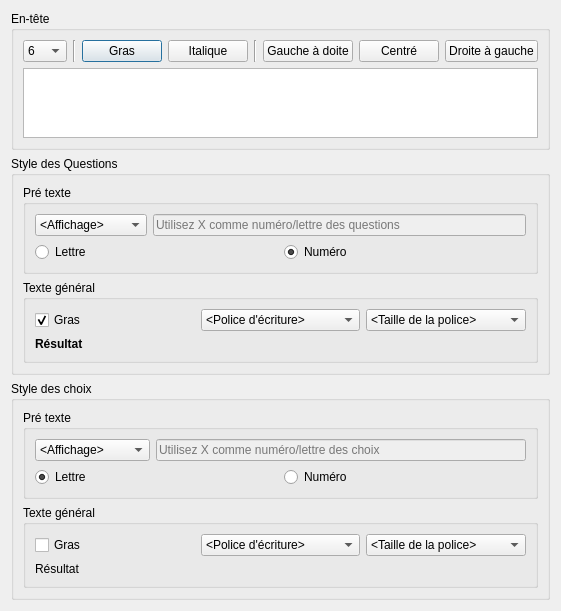
Qdesmettre/QCM_generator, file Core/ProjectEdit/printer.ui: the form before one commit.
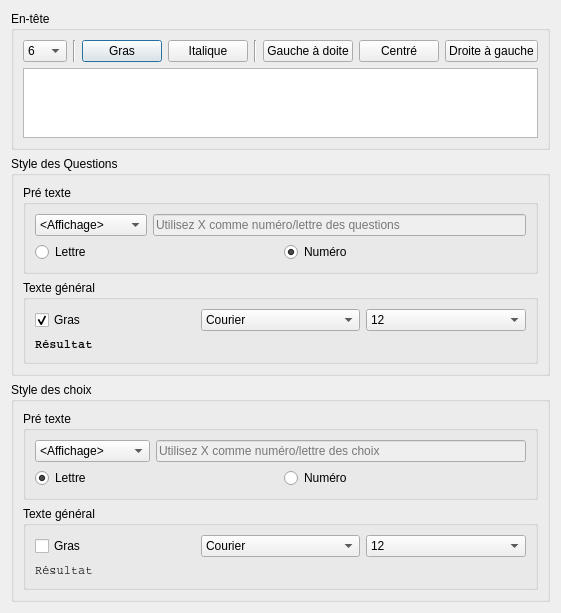
The form after the commit.

Commit message: Signals and slots for questions/choices options

Patch:
```diff
--- a/Core/ProjectEdit/printer.ui
+++ b/Core/ProjectEdit/printer.ui
@@ -309,11 +309,6 @@
          </item>
          <item row="0" column="1">
           <widget class="QComboBox" name="fontQ">
-           <item>
-            <property name="text">
-             <string>&lt;Police d'écriture&gt;</string>
-            </property>
-           </item>
            <item>
             <property name="text">
              <string>Courier</string>
@@ -333,11 +328,9 @@
          </item>
          <item row="0" column="2">
           <widget class="QComboBox" name="fontSizeQ">
-           <item>
-            <property name="text">
-             <string>&lt;Taille de la police&gt;</string>
-            </property>
-           </item>
+           <property name="currentIndex">
+            <number>6</number>
+           </property>
            <item>
             <property name="text">
              <string>6</string>
@@ -392,6 +385,11 @@
          </item>
          <item row="1" column="0" colspan="3">
           <widget class="QLabel" name="resultQ">
+           <property name="font">
+            <font>
+             <family>Courier</family>
+            </font>
+           </property>
            <property name="text">
             <string>&lt;strong&gt;Résultat</string>
            </property>
@@ -499,11 +497,6 @@
          </item>
          <item row="0" column="1">
           <widget class="QComboBox" name="fontC">
-           <item>
-            <property name="text">
-             <string>&lt;Police d'écriture&gt;</string>
-            </property>
-           </item>
            <item>
             <property name="text">
              <string>Courier</string>
@@ -523,11 +516,9 @@
          </item>
          <item row="0" column="2">
           <widget class="QComboBox" name="fontSizeC">
-           <item>
-            <property name="text">
-             <string>&lt;Taille de la police&gt;</string>
-            </property>
-           </item>
+           <property name="currentIndex">
+            <number>6</number>
+           </property>
            <item>
             <property name="text">
              <string>6</string>
@@ -582,6 +573,11 @@
          </item>
          <item row="1" column="0" colspan="3">
           <widget class="QLabel" name="resultC">
+           <property name="font">
+            <font>
+             <family>Courier</family>
+            </font>
+           </property>
            <property name="text">
             <string>Résultat</string>
            </property>
```
Left out of the diff: 108 changed lines with no effect on the pictures. The commit also changes 1 other file.
